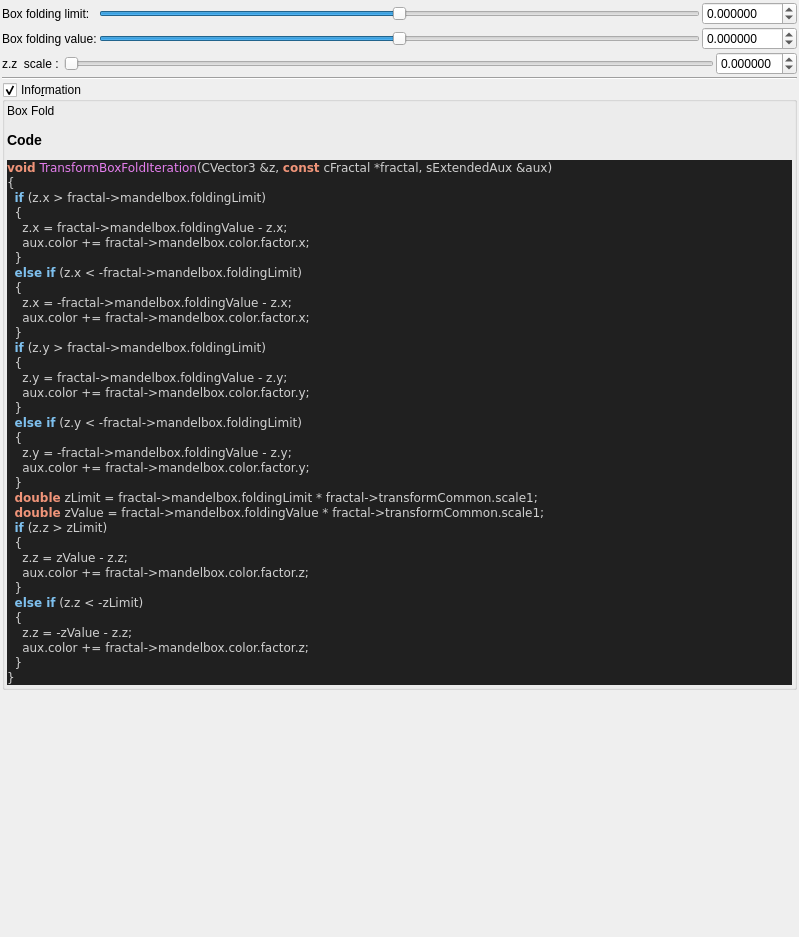
This is mandelbulber2/qt_data/fractal_transf_box_fold.ui in buddhi1980/mandelbulber2 as Qt 5 draws it before an edit. The edited form follows.
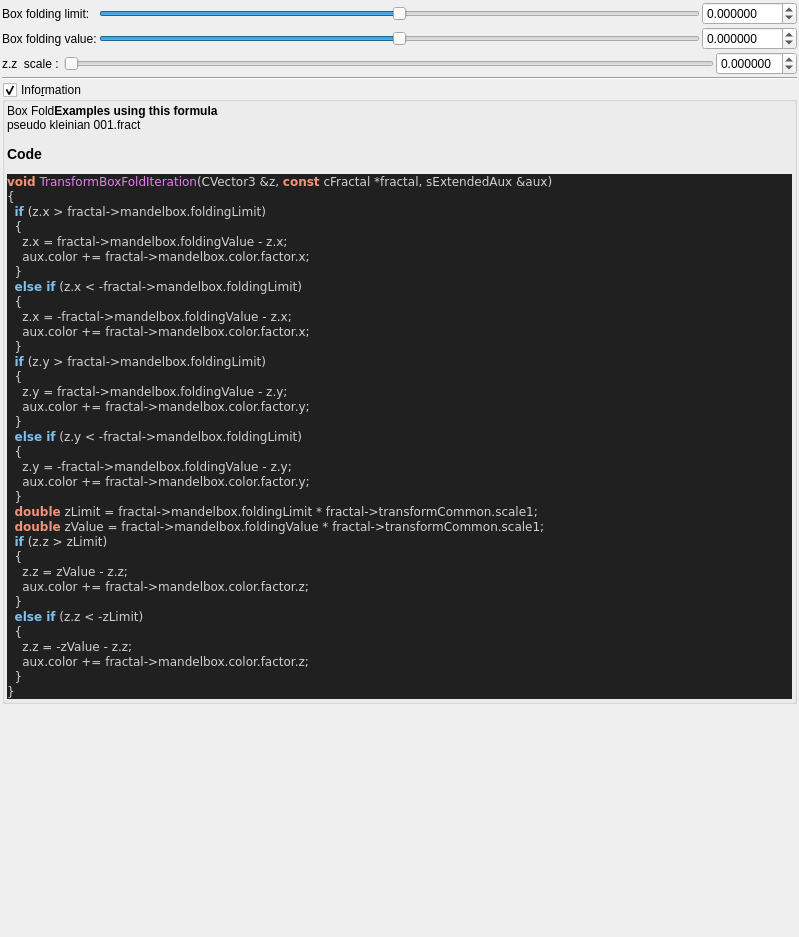
This is the edited form. Custom widgets are drawn as their Qt base class.

Commit message:
ui information - added example occurrences
now every formula, which is used in an example file, will display a list
of the example files in the information box. A maximum of 5 occurences is
displayed.
The script also outputs, which formulas do not yet have any example
files.

What changed in the file:
```diff
--- a/mandelbulber2/qt_data/fractal_transf_box_fold.ui
+++ b/mandelbulber2/qt_data/fractal_transf_box_fold.ui
@@ -250,7 +250,7 @@
         <property name="text">
          <string>&lt;p&gt;Box Fold&lt;/p&gt;&lt;table&gt;
 &lt;/table&gt;
-&lt;h3&gt;Code&lt;/h3&gt;
+&lt;b&gt;Examples using this formula&lt;/b&gt;&lt;br&gt;pseudo kleinian 001.fract&lt;h3&gt;Code&lt;/h3&gt;
 &lt;body style=&quot;background-color:#202020&quot;&gt;
 &lt;pre style=&quot;color:#d0d0d0; background-color:#202020;  font-family:'Courier New',monospace;&quot;&gt;&lt;span style=&quot;color:#f09479; font-weight:bold&quot;&gt;void&lt;/span&gt; &lt;span style=&quot;color:#e47eed&quot;&gt;TransformBoxFoldIteration&lt;/span&gt;&lt;span style=&quot;color:#d0d0d0&quot;&gt;(&lt;/span&gt;CVector3 &lt;span style=&quot;color:#d0d0d0&quot;&gt;&amp;amp;&lt;/span&gt;z&lt;span style=&quot;color:#d0d0d0&quot;&gt;,&lt;/span&gt; &lt;span style=&quot;color:#f09479; font-weight:bold&quot;&gt;const&lt;/span&gt; cFractal &lt;span style=&quot;color:#d0d0d0&quot;&gt;*&lt;/span&gt;fractal&lt;span style=&quot;color:#d0d0d0&quot;&gt;,&lt;/span&gt; sExtendedAux &lt;span style=&quot;color:#d0d0d0&quot;&gt;&amp;amp;&lt;/span&gt;aux&lt;span style=&quot;color:#d0d0d0&quot;&gt;)&lt;/span&gt;
 &lt;span style=&quot;color:#d0d0d0&quot;&gt;{&lt;/span&gt;
```
The commit also changes 59 other files.
